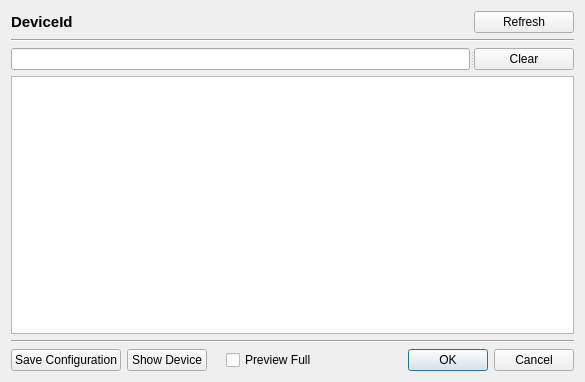
European-XFEL/Karabo, file src/pythonGui/karabogui/dialogs/ui/config_handle.ui: the form before one commit.
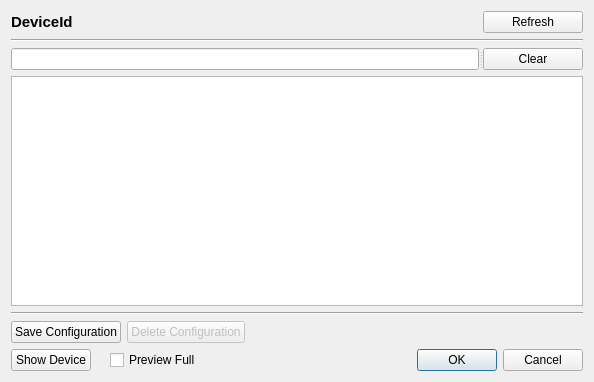
The form after the commit.

Commit message: feat(GUI): Delete button in 'Config From Name' dialog.

What changed in the file:
```diff
--- a/src/pythonGui/karabogui/dialogs/ui/config_handle.ui
+++ b/src/pythonGui/karabogui/dialogs/ui/config_handle.ui
@@ -6,7 +6,7 @@
    <rect>
     <x>0</x>
     <y>0</y>
-    <width>585</width>
+    <width>594</width>
     <height>382</height>
    </rect>
   </property>
@@ -101,7 +101,7 @@
     </widget>
    </item>
    <item>
-    <layout class="QHBoxLayout" name="horizontalLayout">
+    <layout class="QHBoxLayout" name="horizontalLayout_2">
      <item>
       <widget class="QPushButton" name="ui_button_save">
        <property name="text">
@@ -109,6 +109,33 @@
        </property>
       </widget>
      </item>
+     <item>
+      <widget class="QPushButton" name="ui_button_delete">
+       <property name="enabled">
+        <bool>false</bool>
+       </property>
+       <property name="text">
+        <string>Delete Configuration</string>
+       </property>
+      </widget>
+     </item>
+     <item>
+      <spacer name="horizontalSpacer">
+       <property name="orientation">
+        <enum>Qt::Horizontal</enum>
+       </property>
+       <property name="sizeHint" stdset="0">
+        <size>
+         <width>40</width>
+         <height>20</height>
+        </size>
+       </property>
+      </spacer>
+     </item>
+    </layout>
+   </item>
+   <item>
+    <layout class="QHBoxLayout" name="horizontalLayout">
      <item>
       <widget class="QPushButton" name="ui_show_device">
        <property name="text">
```
The commit also changes 2 other files.
